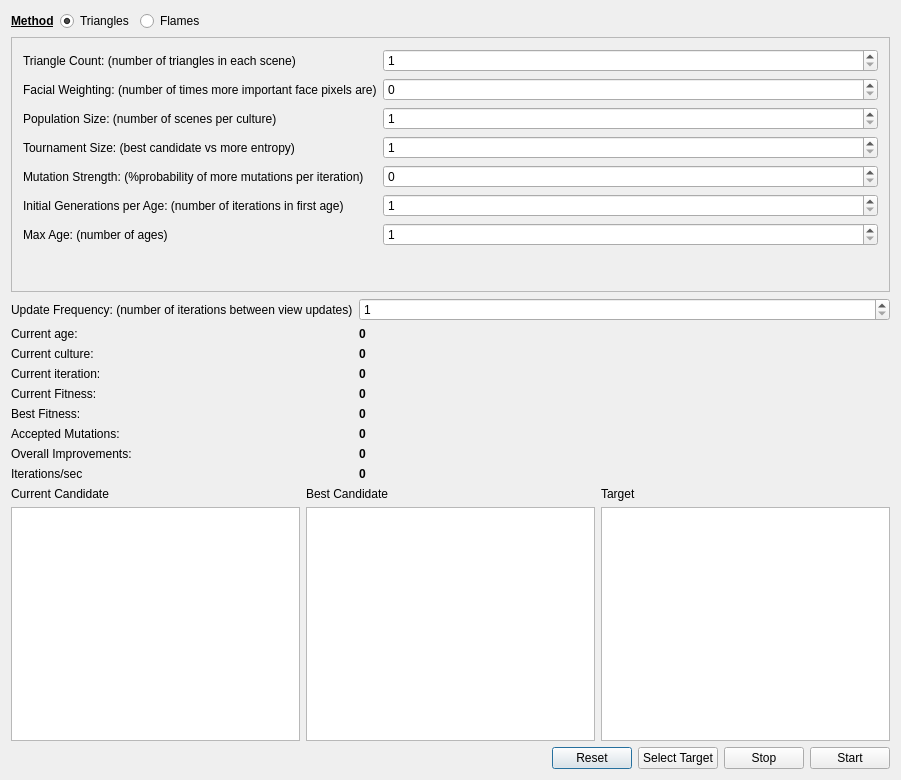
Before: the Qt Designer form triangles.ui in gh2k/triangles, drawn with Qt 5.
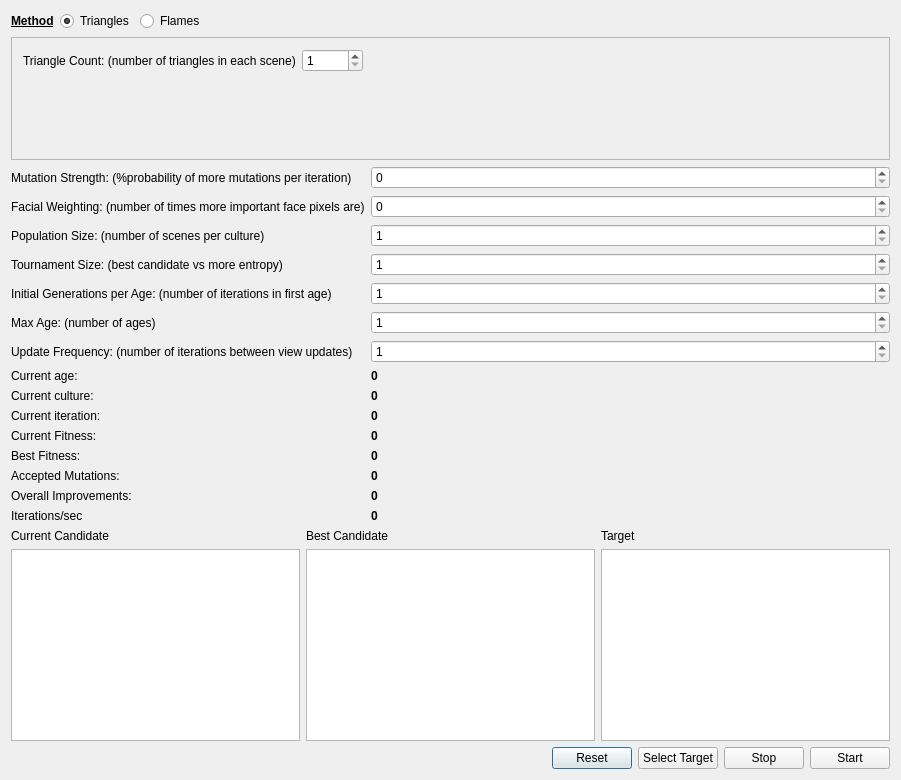
After: the same form once the commit is applied. The open tabs and pages were chosen to show the change.

Commit message: Refactor to use an abstract scene type, so new scenes types can be plugged in arbitrarily

```diff
--- a/triangles.ui
+++ b/triangles.ui
@@ -90,6 +90,9 @@
           <enum>QFrame::Raised</enum>
          </property>
          <layout class="QFormLayout" name="formLayout">
+          <property name="fieldGrowthPolicy">
+           <enum>QFormLayout::FieldsStayAtSizeHint</enum>
+          </property>
           <item row="0" column="0">
            <widget class="QLabel" name="label">
             <property name="text">
@@ -107,108 +110,6 @@
             </property>
            </widget>
           </item>
-          <item row="1" column="0">
-           <widget class="QLabel" name="label_7">
-            <property name="text">
-             <string>Facial Weighting: (number of times more important face pixels are)</string>
-            </property>
-           </widget>
-          </item>
-          <item row="1" column="1">
-           <widget class="QSpinBox" name="faceWeight">
-            <property name="minimum">
-             <number>0</number>
-            </property>
-            <property name="maximum">
-             <number>255</number>
-            </property>
-           </widget>
-          </item>
-          <item row="2" column="0">
-           <widget class="QLabel" name="label_9">
-            <property name="text">
-             <string>Population Size: (number of scenes per culture)</string>
-            </property>
-           </widget>
-          </item>
-          <item row="2" column="1">
-           <widget class="QSpinBox" name="poolSize">
-            <property name="minimum">
-             <number>1</number>
-            </property>
-            <property name="maximum">
-             <number>10000</number>
-            </property>
-           </widget>
-          </item>
-          <item row="3" column="0">
-           <widget class="QLabel" name="label_11">
-            <property name="text">
-             <string>Tournament Size: (best candidate vs more entropy)</string>
-            </property>
-           </widget>
-          </item>
-          <item row="3" column="1">
-           <widget class="QSpinBox" name="tournamentSize">
-            <property name="minimum">
-             <number>1</number>
-            </property>
-            <property name="maximum">
-             <number>10000</number>
-            </property>
-           </widget>
-          </item>
-          <item row="4" column="0">
-           <widget class="QLabel" name="label_12">
-            <property name="text">
-             <string>Mutation Strength: (%probability of more mutations per iteration)</string>
-            </property>
-           </widget>
-          </item>
-          <item row="4" column="1">
-           <widget class="QSpinBox" name="mutationStrength">
-            <property name="minimum">
-             <number>0</number>
-            </property>
-            <property name="maximum">
-             <number>99</number>
-            </property>
-           </widget>
-          </item>
-          <item row="5" column="0">
-           <widget class="QLabel" name="label_15">
-            <property name="text">
-             <string>Initial Generations per Age: (number of iterations in first age)</string>
-            </property>
-           </widget>
-          </item>
-          <item row="5" column="1">
-           <widget class="QSpinBox" name="generationCount">
-            <property name="minimum">
-             <number>1</number>
-            </property>
-            <property name="maximum">
-             <number>999999999</number>
-            </property>
-           </widget>
-          </item>
-          <item row="6" column="0">
-           <widget class="QLabel" name="label_17">
-            <property name="text">
-             <string>Max Age: (number of ages)</string>
-            </property>
-           </widget>
-          </item>
-          <item row="6" column="1">
-           <widget class="QSpinBox" name="maxAge">
-            <property name="minimum">
-             <number>1</number>
-            </property>
-            <property name="maximum">
-             <number>999999999</number>
-            </property>
-           </widget>
-          </item>
          </layout>
         </widget>
        </item>
@@ -304,13 +205,115 @@
    <item>
     <layout class="QFormLayout" name="formLayout_2">
      <item row="0" column="0">
+      <widget class="QLabel" name="label_12">
+       <property name="text">
+        <string>Mutation Strength: (%probability of more mutations per iteration)</string>
+       </property>
+      </widget>
+     </item>
+     <item row="0" column="1">
+      <widget class="QSpinBox" name="mutationStrength">
+       <property name="minimum">
+        <number>0</number>
+       </property>
+       <property name="maximum">
+        <number>99</number>
+       </property>
+      </widget>
+     </item>
+     <item row="1" column="0">
+      <widget class="QLabel" name="label_7">
+       <property name="text">
+        <string>Facial Weighting: (number of times more important face pixels are)</string>
+       </property>
+      </widget>
+     </item>
+     <item row="1" column="1">
+      <widget class="QSpinBox" name="faceWeight">
+       <property name="minimum">
+        <number>0</number>
+       </property>
+       <property name="maximum">
+        <number>255</number>
+       </property>
+      </widget>
+     </item>
+     <item row="2" column="0">
+      <widget class="QLabel" name="label_9">
+       <property name="text">
+        <string>Population Size: (number of scenes per culture)</string>
+       </property>
+      </widget>
+     </item>
+     <item row="2" column="1">
+      <widget class="QSpinBox" name="poolSize">
+       <property name="minimum">
+        <number>1</number>
+       </property>
+       <property name="maximum">
+        <number>10000</number>
+       </property>
+      </widget>
+     </item>
+     <item row="3" column="0">
+      <widget class="QLabel" name="label_11">
+       <property name="text">
+        <string>Tournament Size: (best candidate vs more entropy)</string>
+       </property>
+      </widget>
+     </item>
+     <item row="3" column="1">
+      <widget class="QSpinBox" name="tournamentSize">
+       <property name="minimum">
+        <number>1</number>
+       </property>
+       <property name="maximum">
+        <number>10000</number>
+       </property>
+      </widget>
+     </item>
+     <item row="4" column="0">
+      <widget class="QLabel" name="label_15">
+       <property name="text">
+        <string>Initial Generations per Age: (number of iterations in first age)</string>
+       </property>
+      </widget>
+     </item>
+     <item row="4" column="1">
+      <widget class="QSpinBox" name="generationCount">
+       <property name="minimum">
+        <number>1</number>
+       </property>
+       <property name="maximum">
+        <number>999999999</number>
+       </property>
+      </widget>
+     </item>
+     <item row="5" column="0">
+      <widget class="QLabel" name="label_17">
+       <property name="text">
+        <string>Max Age: (number of ages)</string>
+       </property>
+      </widget>
+     </item>
+     <item row="5" column="1">
+      <widget class="QSpinBox" name="maxAge">
+       <property name="minimum">
+        <number>1</number>
+       </property>
+       <property name="maximum">
+        <number>999999999</number>
+       </property>
+      </widget>
+     </item>
+     <item row="6" column="0">
       <widget class="QLabel" name="label_18">
        <property name="text">
         <string>Update Frequency: (number of iterations between view updates)</string>
        </property>
       </widget>
      </item>
-     <item row="0" column="1">
+     <item row="6" column="1">
       <widget class="QSpinBox" name="updateFrequency">
        <property name="minimum">
         <number>1</number>
@@ -320,14 +323,14 @@
        </property>
       </widget>
      </item>
-     <item row="1" column="0">
+     <item row="7" column="0">
       <widget class="QLabel" name="label_14">
        <property name="text">
         <string>Current age:</string>
        </property>
       </widget>
      </item>
-     <item row="1" column="1">
+     <item row="7" column="1">
       <widget class="QLabel" name="age">
        <property name="font">
         <font>
@@ -340,14 +343,14 @@
        </property>
       </widget>
      </item>
-     <item row="2" column="0">
+     <item row="8" column="0">
       <widget class="QLabel" name="label_13">
        <property name="text">
         <string>Current culture:</string>
        </property>
       </widget>
      </item>
-     <item row="2" column="1">
+     <item row="8" column="1">
       <widget class="QLabel" name="culture">
        <property name="font">
         <font>
@@ -360,14 +363,14 @@
        </property>
       </widget>
      </item>
-     <item row="3" column="0">
+     <item row="9" column="0">
       <widget class="QLabel" name="label_2">
        <property name="text">
         <string>Current iteration:</string>
        </property>
       </widget>
      </item>
-     <item row="3" column="1">
+     <item row="9" column="1">
       <widget class="QLabel" name="iteration">
        <property name="font">
         <font>
@@ -380,14 +383,14 @@
        </property>
       </widget>
      </item>
-     <item row="4" column="0">
+     <item row="10" column="0">
       <widget class="QLabel" name="label_3">
        <property name="text">
         <string>Current Fitness:</string>
        </property>
       </widget>
      </item>
-     <item row="4" column="1">
+     <item row="10" column="1">
       <widget class="QLabel" name="currentFitness">
        <property name="font">
         <font>
@@ -400,14 +403,14 @@
        </property>
       </widget>
      </item>
-     <item row="5" column="0">
+     <item row="11" column="0">
       <widget class="QLabel" name="label_16">
        <property name="text">
         <string>Best Fitness:</string>
        </property>
       </widget>
      </item>
-     <item row="5" column="1">
+     <item row="11" column="1">
       <widget class="QLabel" name="bestFitness">
        <property name="font">
         <font>
@@ -420,14 +423,14 @@
        </property>
       </widget>
      </item>
-     <item row="6" column="0">
+     <item row="12" column="0">
       <widget class="QLabel" name="label_8">
        <property name="text">
         <string>Accepted Mutations:</string>
        </property>
       </widget>
      </item>
-     <item row="6" column="1">
+     <item row="12" column="1">
       <widget class="QLabel" name="acceptCount">
        <property name="font">
         <font>
@@ -440,14 +443,14 @@
        </property>
       </widget>
      </item>
-     <item row="7" column="0">
+     <item row="13" column="0">
       <widget class="QLabel" name="label_10">
        <property name="text">
         <string>Overall Improvements:</string>
        </property>
       </widget>
      </item>
-     <item row="7" column="1">
+     <item row="13" column="1">
       <widget class="QLabel" name="improvements">
        <property name="font">
         <font>
@@ -460,14 +463,14 @@
        </property>
       </widget>
      </item>
-     <item row="8" column="0">
+     <item row="14" column="0">
       <widget class="QLabel" name="label_19">
        <property name="text">
         <string>Iterations/sec</string>
        </property>
       </widget>
      </item>
-     <item row="8" column="1">
+     <item row="14" column="1">
       <widget class="QLabel" name="iterationsPerSec">
        <property name="font">
         <font>
```
Left out of the diff: 25 changed lines with no effect on the pictures. The commit also changes 15 other files.
